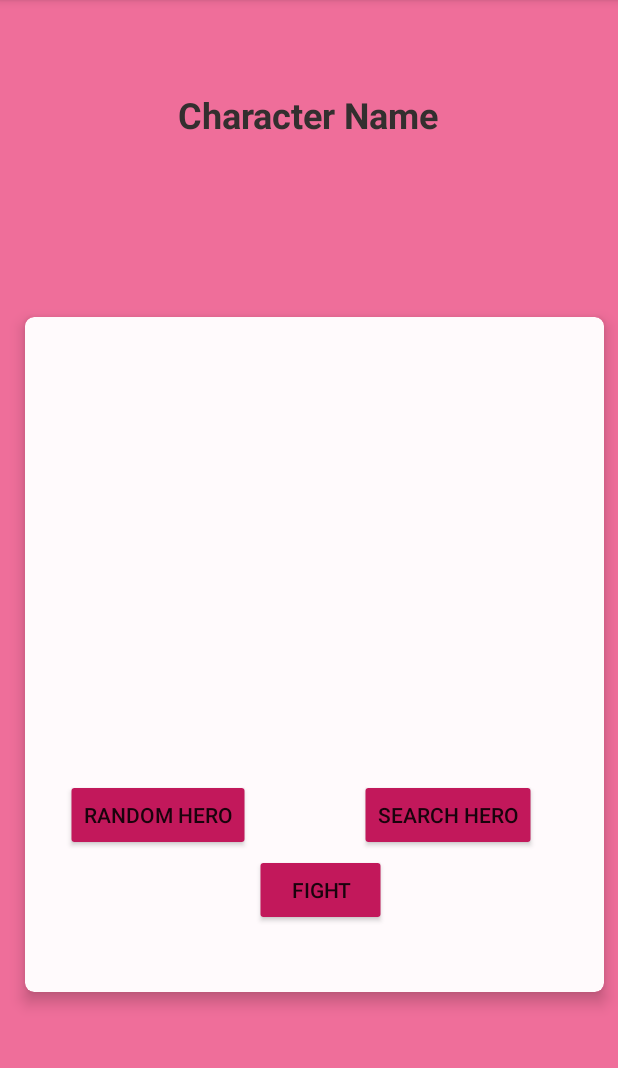
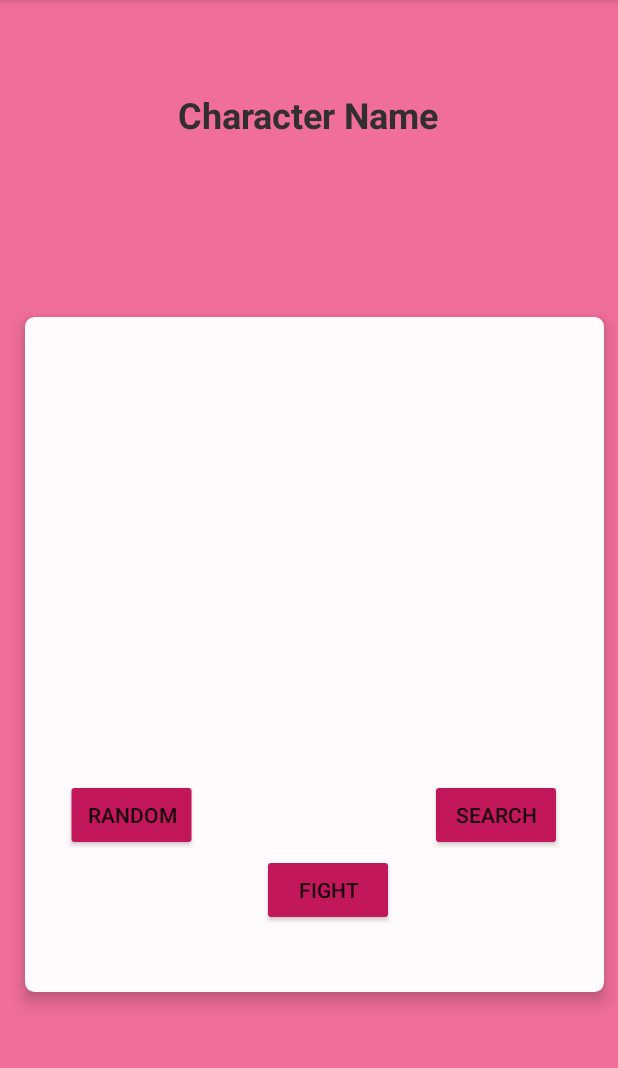
Before and after one commit to Saurabh311/Android_Project, an Android app: the screen it shows after launch (MainActivity), on a phone screen of 412 x 824 dp, the part 84-1152 px from its top. Run offline under Robolectric (Android 15) with nearby library versions, the phone set to English and light mode, and no system bars; our stand-ins replace Picasso; pictures from the network do not load; 1 statement that could not run was skipped.

Commit message:
fixed buttons name

```diff
--- a/app/src/main/res/layout/activity_main.xml
+++ b/app/src/main/res/layout/activity_main.xml
@@ -76,7 +76,7 @@
             android:layout_height="wrap_content"
             android:backgroundTint="#C2185B"
             android:text="@string/buttonFight"
-            android:translationX="145dp"
+            android:translationX="150dp"
             android:translationY="350dp"
             app:strokeColor="#C2185B" />
 
@@ -86,7 +86,7 @@
             android:layout_height="wrap_content"
             android:backgroundTint="#C2185B"
             android:text="@string/buttonSearchHero"
-            android:translationX="215dp"
+            android:translationX="262dp"
             android:translationY="300dp"
             app:strokeColor="#C2185B" />
 
--- a/app/src/main/res/values/strings.xml
+++ b/app/src/main/res/values/strings.xml
@@ -3,8 +3,8 @@
     <string name="characterName">Character Name</string>
     <string name="characterImgPlaceHolder">Character pic</string>
     <string name="buttonFight">Fight</string>
-    <string name="buttonRandomChar">Random hero</string>
-    <string name="buttonSearchHero">Search hero</string>
+    <string name="buttonRandomChar">Random</string>
+    <string name="buttonSearchHero">Search</string>
     <string name="vs">VS</string>
     <string name="whoWillWin">Who will win?</string>
     <string name="select">Select</string>
```
